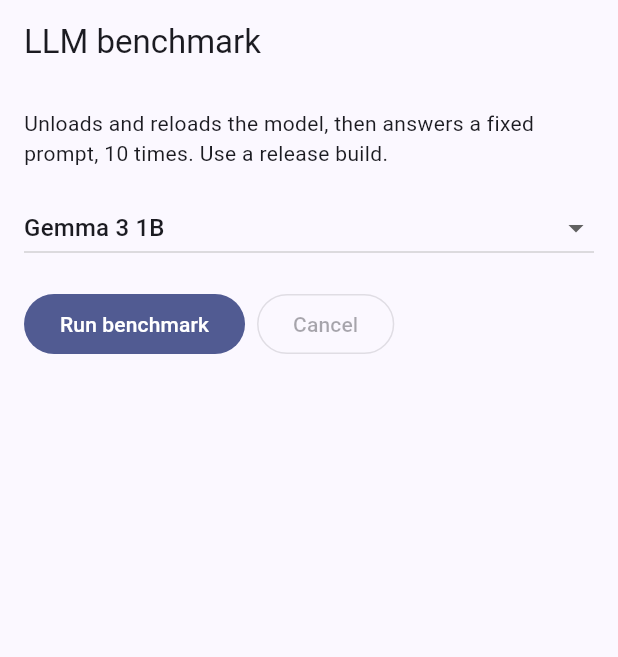
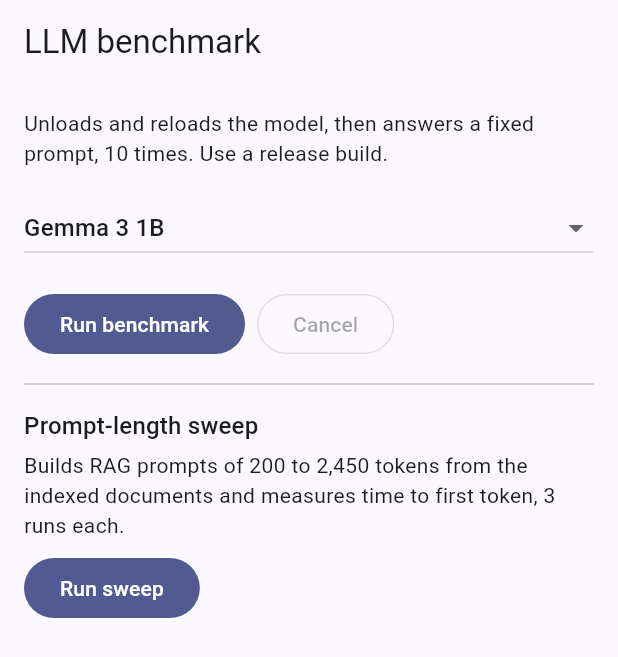
Before and after one commit to dhafer123/Offline_RAG_study_assistant, a Flutter app: the LlmBenchmarkScreen screen opened by its route, on a phone screen of 412 x 824 dp. Shown: the top 657 px of the screen. Run offline on Flutter 3.47's test engine with Material 3 defaults, Android fonts, the phone set to English and light mode, and no system bars; our stand-ins replace connectivity_plus, drift, flutter_riverpod, go_router, riverpod_annotation, shared_preferences; missing offline and left inert: file_selector, flutter_gemma, pdfrx; accounts and stored records are empty; generated files the repository leaves out were written again.

Commit message:
Measure time to first token against prompt size on the phone
Adds a prompt-length sweep to the LLM benchmark screen. TTFT is a
staircase set by the model's fixed prefill sizes: ~4 s up to 256 tokens,
~8.5 s up to 512, ~17 s up to 1024, ~44 s up to 2560.

Co-Authored-By: Claude Opus 5.5 (1M context) <noreply@anthropic.com>

```diff
--- a/lib/features/benchmark/presentation/llm_benchmark_screen.dart
+++ b/lib/features/benchmark/presentation/llm_benchmark_screen.dart
@@ -5,6 +5,7 @@ import 'package:offline_study_assistant/app/providers.dart';
 import 'package:offline_study_assistant/core/ai/llm_model_config.dart';
 import 'package:offline_study_assistant/features/benchmark/llm_benchmark.dart';
 import 'package:offline_study_assistant/features/benchmark/llm_benchmark_controller.dart';
+import 'package:offline_study_assistant/features/benchmark/prompt_sweep_controller.dart';
 
 class LlmBenchmarkScreen extends ConsumerWidget {
   const LlmBenchmarkScreen({super.key});
@@ -83,6 +84,8 @@ class LlmBenchmarkScreen extends ConsumerWidget {
                 style: theme.textTheme.bodySmall,
               ),
           ],
+          const Divider(height: 32),
+          const _PromptSweepSection(),
         ],
       ),
     );
@@ -147,3 +150,62 @@ class _ResultCard extends StatelessWidget {
     );
   }
 }
+
+/// Time to first token against prompt size, with the model kept loaded.
+class _PromptSweepSection extends ConsumerWidget {
+  const _PromptSweepSection();
+
+  @override
+  Widget build(BuildContext context, WidgetRef ref) {
+    final state = ref.watch(promptSweepControllerProvider);
+    final controller = ref.read(promptSweepControllerProvider.notifier);
+    final theme = Theme.of(context);
+    return Column(
+      crossAxisAlignment: CrossAxisAlignment.start,
+      children: [
+        Text('Prompt-length sweep', style: theme.textTheme.titleMedium),
+        const SizedBox(height: 4),
+        const Text(
+          'Builds RAG prompts of 200 to 2,450 tokens from the indexed '
+          'documents and measures time to first token, 3 runs each.',
+        ),
+        const SizedBox(height: 8),
+        Row(
+          children: [
+            FilledButton(
+              onPressed: state.isRunning ? null : controller.run,
+              child: const Text('Run sweep'),
+            ),
+            const SizedBox(width: 8),
+            if (state.isRunning) ...[
+              OutlinedButton(
+                onPressed: controller.cancel,
+                child: const Text('Cancel'),
+              ),
+              const SizedBox(width: 8),
+              Text(
+                state.total == 0
+                    ? 'Warming up…'
+                    : 'Run ${state.done}/${state.total}',
+              ),
+            ],
+          ],
+        ),
+        if (state.errorMessage case final message?) ...[
+          const SizedBox(height: 8),
+          Text(message, style: TextStyle(color: theme.colorScheme.error)),
+        ],
+        const SizedBox(height: 8),
+        for (final m in state.medians)
+          Text(
+            'target ${m.target} → ${m.promptTokens ?? '?'} tokens: '
+            'TTFT ${m.ttftSeconds.toStringAsFixed(2)} s',
+          ),
+        if (state.exportPath case final path?) ...[
+          const SizedBox(height: 8),
+          SelectableText('Saved to $path', style: theme.textTheme.bodySmall),
+        ],
+      ],
+    );
+  }
+}
--- /dev/null
+++ b/lib/features/benchmark/prompt_sweep.dart
@@ -0,0 +1,121 @@
+import 'package:flutter/foundation.dart';
+import 'package:offline_study_assistant/core/ai/llm_engine.dart';
+import 'package:offline_study_assistant/core/perf.dart';
+import 'package:offline_study_assistant/features/chat/prompt_builder.dart';
+import 'package:offline_study_assistant/features/chat/retrieval_service.dart';
+
+/// Prompt sizes to measure, in real Gemma tokens: just below and just above
+/// each prefill size the model file was exported with (32 … 1024, 2560).
+const defaultSweepTargets = [
+  200, 240, 300, 480, 560, 950, 1100, 1500, 2000, 2450, //
+];
+
+/// The estimate is ~1.1× the real count (docs/METRICS.md), so a target of
+/// n real tokens is asked for with a budget of 1.1 n estimated tokens.
+const _estimatePerRealToken = 1.1;
+
+/// Asks for a short answer, so a run is mostly prefill.
+const sweepQuestion = 'In one sentence, what is source [1] about?';
+
+@immutable
+class SweepRun {
+  const SweepRun({
+    required this.target,
+    required this.estimatedTokens,
+    required this.generation,
+  });
+
+  /// The real prompt size aimed for.
+  final int target;
+  final int estimatedTokens;
+  final GenerationMetrics generation;
+
+  /// Real prompt size reported by the runtime (includes the chat template).
+  int? get promptTokens => generation.promptTokens;
+
+  Map<String, Object?> toJson() => {
+    'target': target,
+    'estimated_tokens': estimatedTokens,
+    'prompt_tokens': promptTokens,
+    'ttft_ms': generation.timeToFirstToken.inMilliseconds,
+    'total_ms': generation.total.inMilliseconds,
+    'output_tokens': generation.outputTokens,
+    'tokens_per_second': generation.tokensPerSecond,
+  };
+}
+
+/// Builds a RAG prompt of about [target] real tokens from [chunks] with the
+/// app's own prompt builder.
+AnswerPrompt sweepPrompt(List<RetrievedChunk> chunks, int target) =>
+    buildAnswerPrompt(
+      sweepQuestion,
+      chunks,
+      budget: (target * _estimatePerRealToken).round(),
+    );
+
+/// Measures time to first token against prompt size (prefill cost).
+///
+/// The model stays loaded: one warm-up generation first, then `repeats`
+/// runs per target, smallest first.
+class PromptSweep {
+  PromptSweep(this._engine, {StopwatchFactory stopwatch = Stopwatch.new})
+    : _stopwatch = stopwatch;
+
+  final LlmEngine _engine;
+  final StopwatchFactory _stopwatch;
+
+  /// Throws [LlmException] if loading or a generation fails, and
+  /// [ArgumentError] if [chunks] is empty.
+  Future<List<SweepRun>> run(
+    List<RetrievedChunk> chunks, {
+    List<int> targets = defaultSweepTargets,
+    int repeats = 3,
+    void Function(int done, int total, SweepRun run)? onRun,
+    bool Function()? isCancelled,
+  }) async {
+    final prompts = <(int, AnswerPrompt)>[];
+    for (final t in targets) {
+      try {
+        prompts.add((t, sweepPrompt(chunks, t)));
+      } on PromptTooLongException {
+        // Too small for the instructions plus a useful piece of a source.
+        Perf.log('prompt sweep: skipping target $t (too small)');
+      }
+    }
+    if (prompts.isEmpty) throw ArgumentError('No target fits a source');
+    await _engine.load();
+    await _generate(prompts.first.$2.text); // Warm-up, not recorded.
+
+    final runs = <SweepRun>[];
+    final total = prompts.length * repeats;
+    for (final (target, prompt) in prompts) {
+      for (var i = 0; i < repeats; i++) {
+        if (isCancelled?.call() ?? false) return runs;
+        final run = SweepRun(
+          target: target,
+          estimatedTokens: prompt.estimatedTokens,
+          generation: await _generate(prompt.text),
+        );
+        runs.add(run);
+        Perf.log(
+          'prompt sweep target=$target est=${prompt.estimatedTokens} '
+          '${run.generation}',
+        );
+        onRun?.call(runs.length, total, run);
+      }
+    }
+    return runs;
+  }
+
+  Future<GenerationMetrics> _generate(String prompt) async {
+    final timer = GenerationTimer(stopwatch: _stopwatch)..start();
+    await for (final _ in _engine.generate(prompt)) {
+      timer.onChunk();
+    }
+    final usage = _engine.lastUsage;
+    return timer.finish(
+      outputTokens: usage?.outputTokens,
+      promptTokens: usage?.promptTokens,
+    );
+  }
+}
```
Also changed, not shown: eval/results/prompt_sweep_20261001-211618.json (added, +250 -0 lines), lib/features/benchmark/prompt_sweep_controller.dart (added, +151 -0 lines), lib/features/benchmark/prompt_sweep_controller.g.dart (added), 3 other files.
